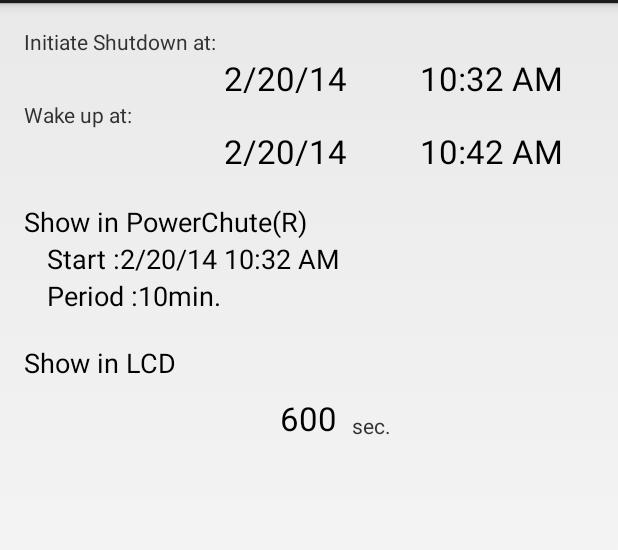
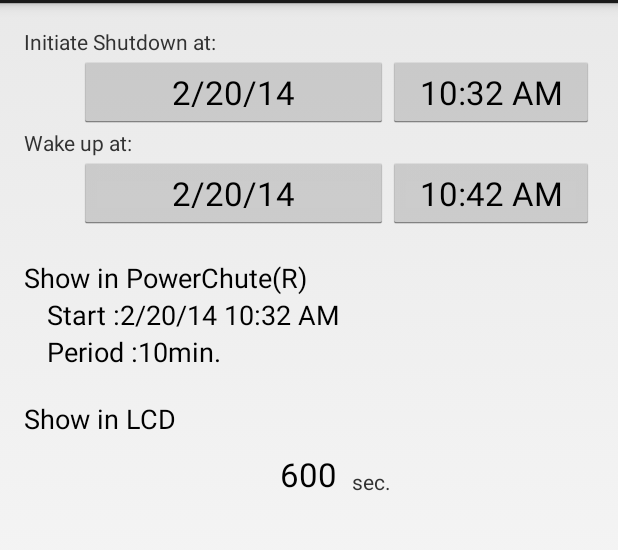
Before and after one commit to f97one/ApcUpsCountdown, an Android app: the screen it shows after launch (MainActivity), on a phone screen of 412 x 824 dp, the part 69-619 px from its top. Run offline under Robolectric (Android 15) with nearby library versions, the phone set to English and light mode, and no system bars.

Commit message:
日時を操作できる部分を明示するため、ウィジェットをTextViewからButonに種別変更。
また、EditText時代につけていたInputType属性を、Lintの指摘に従い削除。

```diff
--- a/android/src/main/java/net/formula97/android/apcupscountdown/MainActivity.java
+++ b/android/src/main/java/net/formula97/android/apcupscountdown/MainActivity.java
@@ -15,6 +15,7 @@ import android.view.Display;
 import android.view.LayoutInflater;
 import android.view.View;
 import android.view.ViewGroup;
+import android.widget.Button;
 import android.widget.DatePicker;
 import android.widget.TextView;
 import android.widget.TimePicker;
@@ -64,10 +65,10 @@ public class MainActivity extends Activity {
      */
     public static class PlaceholderFragment extends Fragment implements View.OnClickListener {
 
-        TextView et_ShutdownStartDate;
-        TextView et_ShutdownStartTime;
-        TextView et_WakeUpDate;
-        TextView et_WakeUpTime;
+        Button et_ShutdownStartDate;
+        Button et_ShutdownStartTime;
+        Button et_WakeUpDate;
+        Button et_WakeUpTime;
         TextView tv_shutdownStartAt;
         TextView tv_shutdownPeriod;
         TextView tv_shutdownPeriodInSec;
@@ -96,10 +97,10 @@ public class MainActivity extends Activity {
             View rootView = inflater.inflate(R.layout.fragment_main, container, false);
 
             // ここでウィジェット類のfindViewByIdを呼ぶ
-            et_ShutdownStartDate = (TextView) rootView.findViewById(R.id.et_ShutdownStartDate);
-            et_ShutdownStartTime = (TextView) rootView.findViewById(R.id.et_ShutdownStartTime);
-            et_WakeUpDate = (TextView) rootView.findViewById(R.id.et_WakeUpDate);
-            et_WakeUpTime = (TextView) rootView.findViewById(R.id.et_WakeUpTime);
+            et_ShutdownStartDate = (Button) rootView.findViewById(R.id.et_ShutdownStartDate);
+            et_ShutdownStartTime = (Button) rootView.findViewById(R.id.et_ShutdownStartTime);
+            et_WakeUpDate = (Button) rootView.findViewById(R.id.et_WakeUpDate);
+            et_WakeUpTime = (Button) rootView.findViewById(R.id.et_WakeUpTime);
             tv_shutdownStartAt = (TextView) rootView.findViewById(R.id.tv_shutdownStartAt);
             tv_shutdownPeriod = (TextView) rootView.findViewById(R.id.tv_shutdownPeriod);
             tv_shutdownPeriodInSec = (TextView) rootView.findViewById(R.id.tv_shutdownPeriodInSec);
@@ -119,9 +120,9 @@ public class MainActivity extends Activity {
 
             // ウィジェットの表示幅を調整する
             et_ShutdownStartTime.setWidth(getWidgetWidth(3));
-            et_ShutdownStartDate.setWidth(getWidgetWidth(3));
+            et_ShutdownStartDate.setWidth(getWidgetWidth(2));
             et_WakeUpTime.setWidth(getWidgetWidth(3));
-            et_WakeUpDate.setWidth(getWidgetWidth(3));
+            et_WakeUpDate.setWidth(getWidgetWidth(2));
 
             // 現在時刻＋２分をセット
             start.add(Calendar.MINUTE, 2);
--- a/android/src/main/res/layout/fragment_main.xml
+++ b/android/src/main/res/layout/fragment_main.xml
@@ -17,11 +17,10 @@
         android:layout_alignParentLeft="true"
         android:layout_alignParentStart="true" />
 
-    <TextView
+    <Button
         android:layout_width="wrap_content"
         android:layout_height="wrap_content"
         android:textAppearance="?android:attr/textAppearanceLarge"
-        android:inputType="time"
         android:ems="10"
         android:id="@+id/et_ShutdownStartTime"
         android:layout_below="@+id/textView"
@@ -29,11 +28,10 @@
         android:layout_alignParentEnd="true"
         android:gravity="center_vertical|center_horizontal" />
 
-    <TextView
+    <Button
         android:layout_width="wrap_content"
         android:layout_height="wrap_content"
         android:textAppearance="?android:attr/textAppearanceLarge"
-        android:inputType="date"
         android:ems="10"
         android:id="@+id/et_ShutdownStartDate"
         android:layout_below="@+id/textView"
@@ -49,11 +47,10 @@
         android:layout_alignParentStart="true"
         android:text="@string/wakeup_at" />
 
-    <TextView
+    <Button
         android:layout_width="wrap_content"
         android:layout_height="wrap_content"
         android:textAppearance="?android:attr/textAppearanceLarge"
-        android:inputType="date"
         android:ems="10"
         android:id="@+id/et_WakeUpDate"
         android:layout_below="@+id/textView2"
@@ -61,11 +58,10 @@
         android:layout_alignEnd="@+id/et_ShutdownStartDate"
         android:gravity="center_vertical|center_horizontal" />
 
-    <TextView
+    <Button
         android:layout_width="wrap_content"
         android:layout_height="wrap_content"
         android:textAppearance="?android:attr/textAppearanceLarge"
-        android:inputType="date"
         android:ems="10"
         android:id="@+id/et_WakeUpTime"
         android:layout_alignTop="@+id/et_WakeUpDate"
```
